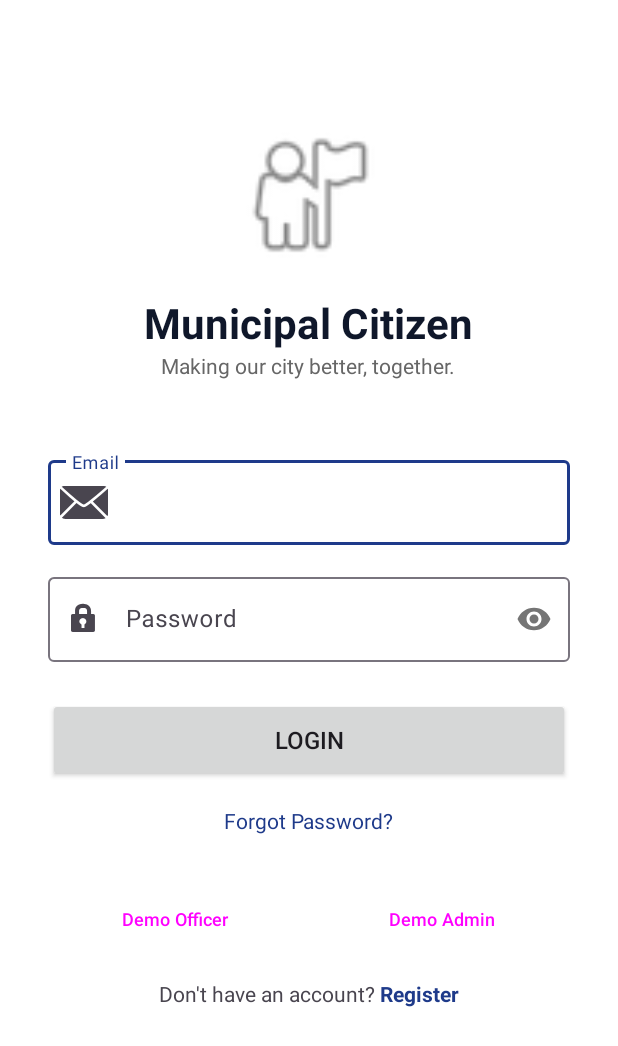
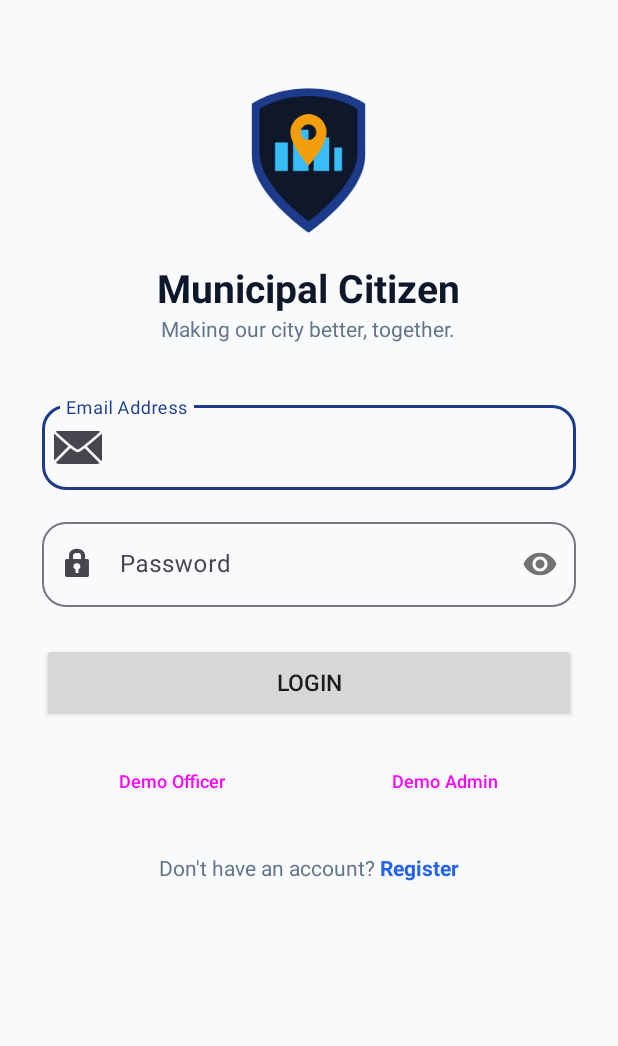
Before and after one commit to sidh3310/municipal_citizen_app, an Android app built with Jetpack Compose: the screen it shows after launch (LoginActivity), on a phone screen of 412 x 824 dp. Shown: the top 1046 px of the screen. Run offline under Robolectric (Android 15) with nearby library versions, the phone set to English and light mode, and no system bars.

Commit message:
Add custom vector app logo and enhance aesthetic Material 3 UI theme

```diff
--- /dev/null
+++ b/app/src/main/res/drawable/ic_app_logo.xml
@@ -0,0 +1,28 @@
+<?xml version="1.0" encoding="utf-8"?>
+<vector xmlns:android="http://schemas.android.com/apk/res/android"
+    android:width="128dp"
+    android:height="128dp"
+    android:viewportWidth="128"
+    android:viewportHeight="128">
+
+    <!-- Shield Outer Frame -->
+    <path
+        android:pathData="M64,8 C36,8 20,20 20,20 L20,60 C20,90 64,120 64,120 C64,120 108,90 108,60 L108,20 C108,20 92,8 64,8 Z"
+        android:fillColor="#1E3A8A" />
+
+    <!-- Inner Shield Accent Border -->
+    <path
+        android:pathData="M64,14 C40,14 26,24 26,24 L26,58 C26,84 64,111 64,111 C64,111 102,84 102,58 L102,24 C102,24 88,14 64,14 Z"
+        android:fillColor="#0F172A" />
+
+    <!-- City Skyline / Buildings -->
+    <path
+        android:pathData="M38,72 L38,50 L48,50 L48,72 Z M52,72 L52,40 L64,40 L64,72 Z M68,72 L68,46 L80,46 L80,72 Z M84,72 L84,54 L90,54 L90,72 Z"
+        android:fillColor="#38BDF8" />
+
+    <!-- Location Pin / Checkmark Marker -->
+    <path
+        android:pathData="M64,28 C56.27,28 50,34.27 50,42 C50,52.5 64,68 64,68 C64,68 78,52.5 78,42 C78,34.27 71.73,28 64,28 Z M64,48 C60.69,48 58,45.31 58,42 C58,38.69 60.69,36 64,36 C67.31,36 70,38.69 70,42 C70,45.31 67.31,48 64,48 Z"
+        android:fillColor="#F59E0B" />
+
+</vector>
--- a/app/src/main/res/layout/activity_login.xml
+++ b/app/src/main/res/layout/activity_login.xml
@@ -4,45 +4,50 @@
     android:layout_width="match_parent"
     android:layout_height="match_parent"
     android:orientation="vertical"
-    android:padding="32dp"
+    android:padding="28dp"
     android:gravity="center_horizontal"
-    android:background="@color/white">
+    android:background="@color/bg_light">
 
     <ImageView
-        android:layout_width="100dp"
-        android:layout_height="100dp"
-        android:src="@android:drawable/ic_menu_myplaces"
-        android:layout_marginTop="48dp"
-        app:tint="@color/purple_500" />
+        android:layout_width="110dp"
+        android:layout_height="110dp"
+        android:src="@drawable/ic_app_logo"
+        android:layout_marginTop="24dp" />
 
     <TextView
         android:layout_width="wrap_content"
         android:layout_height="wrap_content"
         android:text="Municipal Citizen"
-        android:textSize="28sp"
+        android:textSize="26sp"
         android:textStyle="bold"
-        android:textColor="@color/black"
-        android:layout_marginTop="16dp" />
+        android:textColor="#0F172A"
+        android:layout_marginTop="12dp" />
 
     <TextView
         android:layout_width="wrap_content"
         android:layout_height="wrap_content"
         android:text="Making our city better, together."
-        android:textColor="#666666"
-        android:layout_marginBottom="48dp" />
+        android:textColor="#64748B"
+        android:textSize="14sp"
+        android:layout_marginBottom="36dp" />
 
     <com.google.android.material.textfield.TextInputLayout
         android:layout_width="match_parent"
         android:layout_height="wrap_content"
-        android:hint="Email"
+        android:hint="Email Address"
         style="@style/Widget.Material3.TextInputLayout.OutlinedBox"
         android:layout_marginBottom="16dp"
-        app:startIconDrawable="@android:drawable/ic_dialog_email">
+        app:startIconDrawable="@android:drawable/ic_dialog_email"
+        app:boxCornerRadiusTopStart="16dp"
+        app:boxCornerRadiusTopEnd="16dp"
+        app:boxCornerRadiusBottomStart="16dp"
+        app:boxCornerRadiusBottomEnd="16dp">
         <com.google.android.material.textfield.TextInputEditText
             android:id="@+id/etEmail"
             android:layout_width="match_parent"
             android:layout_height="wrap_content"
-            android:inputType="textEmailAddress" />
+            android:inputType="textEmailAddress"
+            android:textColor="#0F172A" />
     </com.google.android.material.textfield.TextInputLayout>
 
     <com.google.android.material.textfield.TextInputLayout
@@ -52,35 +57,32 @@
         style="@style/Widget.Material3.TextInputLayout.OutlinedBox"
         android:layout_marginBottom="24dp"
         app:startIconDrawable="@android:drawable/ic_lock_idle_lock"
-        app:passwordToggleEnabled="true">
+        app:passwordToggleEnabled="true"
+        app:boxCornerRadiusTopStart="16dp"
+        app:boxCornerRadiusTopEnd="16dp"
+        app:boxCornerRadiusBottomStart="16dp"
+        app:boxCornerRadiusBottomEnd="16dp">
         <com.google.android.material.textfield.TextInputEditText
             android:id="@+id/etPassword"
             android:layout_width="match_parent"
             android:layout_height="wrap_content"
-            android:inputType="textPassword" />
+            android:inputType="textPassword"
+            android:textColor="#0F172A" />
     </com.google.android.material.textfield.TextInputLayout>
 
     <Button
         android:id="@+id/btnLogin"
         android:layout_width="match_parent"
-        android:layout_height="56dp"
+        android:layout_height="52dp"
         android:text="LOGIN"
-        android:textSize="16sp"
+        android:textSize="15sp"
         android:layout_marginBottom="16dp" />
-
-    <TextView
-        android:id="@+id/tvForgotPassword"
-        android:layout_width="wrap_content"
-        android:layout_height="wrap_content"
-        android:text="Forgot Password?"
-        android:textColor="@color/purple_500"
-        android:layout_marginBottom="32dp" />
 
     <LinearLayout
         android:layout_width="match_parent"
         android:layout_height="wrap_content"
         android:orientation="horizontal"
-        android:layout_marginBottom="16dp">
+        android:layout_marginBottom="24dp">
 
         <Button
             android:id="@+id/btnDemoOfficer"
@@ -110,14 +112,15 @@
         <TextView
             android:layout_width="wrap_content"
             android:layout_height="wrap_content"
-            android:text="Don't have an account? " />
+            android:text="Don't have an account? "
+            android:textColor="#64748B" />
         <TextView
             android:id="@+id/tvRegister"
             android:layout_width="wrap_content"
             android:layout_height="wrap_content"
             android:text="Register"
             android:textStyle="bold"
-            android:textColor="@color/purple_500" />
+            android:textColor="#2563EB" />
     </LinearLayout>
 
 </LinearLayout>
```
Also changed, not shown: app/src/main/res/drawable/bg_button_primary.xml (added, +9 -0 lines), app/src/main/res/drawable/bg_status_badge.xml (added, +14 -0 lines), app/src/main/res/layout/activity_register.xml (+52 -26 lines), app/src/main/res/layout/activity_splash.xml (+31 -8 lines).
